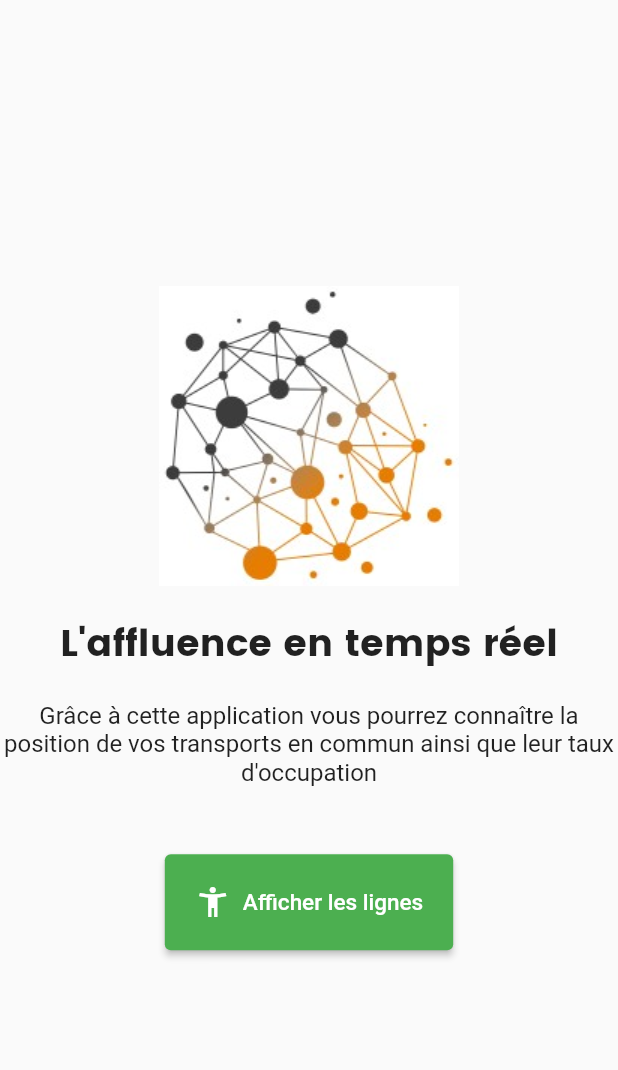
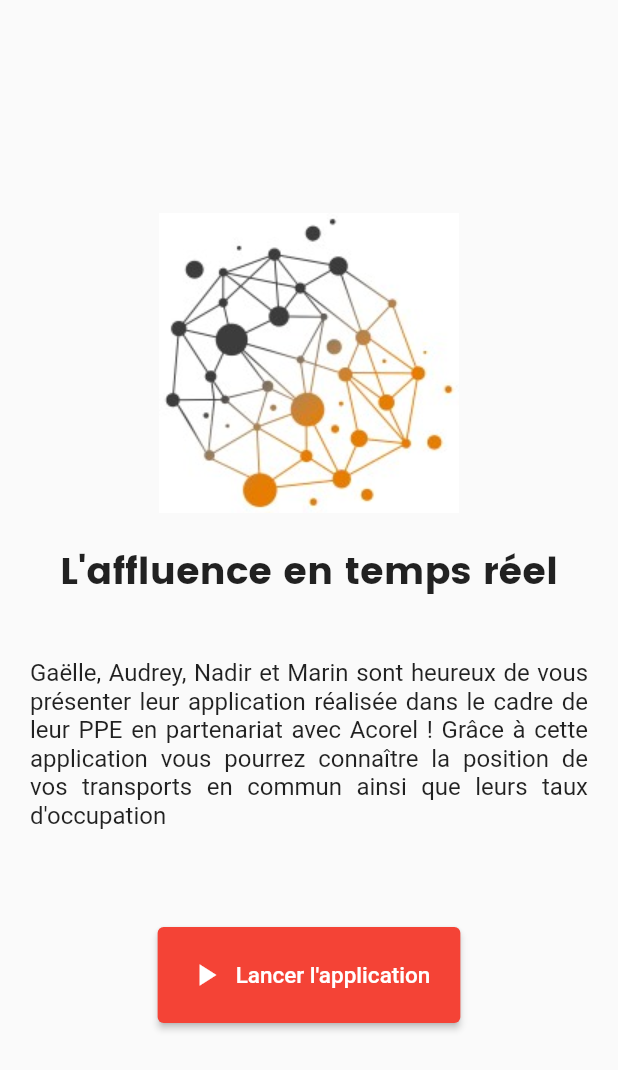
Before and after one commit to Marin29/ACOREL, a Flutter app: the Home screen opened directly, on a phone screen of 412 x 824 dp. Shown: the top 1070 px of the screen. Run offline on Flutter 3.47's test engine with Material 2 defaults, Android fonts, the phone set to English and light mode, and no system bars; our stand-ins replace csv, google_maps_flutter; missing offline and left inert: gtfs_realtime_bindings, protobuf; network calls fail.

Commit message:
page d'accueil

```diff
--- a/lib/pages/home_page.dart
+++ b/lib/pages/home_page.dart
@@ -27,7 +27,8 @@ class Home extends StatefulWidget {
 class _HomeState extends State<Home> {
   @override
   Widget build(BuildContext context) {
-    return Center(
+    return Scaffold(
+      body: Center(
         child: Column(
           mainAxisAlignment: MainAxisAlignment.center,
           children: [
@@ -44,18 +45,22 @@ class _HomeState extends State<Home> {
                 textAlign: TextAlign.center,
               ),
             ),
-            const Text("Grâce à cette application vous pourrez connaître la position de vos transports en commun ainsi que leur taux d'occupation ",
+
+               Container(
+                 margin: EdgeInsets.all(20),
+                 child : Text("Gaëlle, Audrey, Nadir et Marin sont heureux de vous présenter leur application réalisée dans le cadre de leur PPE en partenariat avec Acorel ! Grâce à cette application vous pourrez connaître la position de vos transports en commun ainsi que leurs taux d'occupation ",
               style:
               TextStyle(
                   fontSize: 16
               ),
-              textAlign: TextAlign.center,
+              textAlign: TextAlign.justify,
+            ),
             ),
             const Padding(padding: EdgeInsets.only(top: 45)),
             ElevatedButton.icon(
                 style: const ButtonStyle(
                     padding: MaterialStatePropertyAll(EdgeInsets.all(20)),
-                    backgroundColor: MaterialStatePropertyAll(Colors.green)
+                    backgroundColor: MaterialStatePropertyAll(Colors.red)
                 ),
                 onPressed: ()=> {
                   Navigator.push(
@@ -66,16 +71,17 @@ class _HomeState extends State<Home> {
                   )
                 },
                 label: const Text(
-                  "Afficher les lignes",
+                  "Lancer l'application",
                   style:
                   TextStyle(
                       fontSize: 15
                   ),
                 ),
-                icon: Icon(Icons.accessibility_new_outlined)
+                icon: Icon(Icons.play_arrow)
             )
           ],
         )
+      )
     );
   }
 }
```
